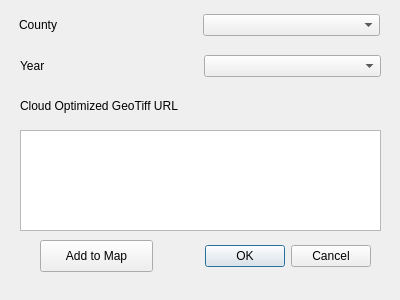
gdslab/indiana_ortho, file indiana_ortho_dialog_base.ui: the form before one commit.
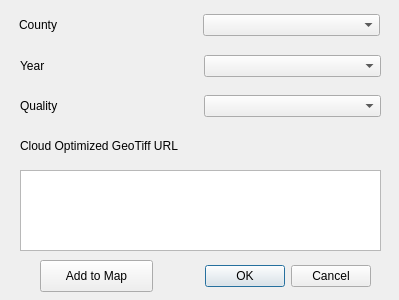
The form after the commit.

Commit message: finished 2022 Indiana Ortho data and added quality option in the dialog

The edit to the form file:
```diff
--- a/indiana_ortho_dialog_base.ui
+++ b/indiana_ortho_dialog_base.ui
@@ -6,7 +6,7 @@
    <rect>
     <x>0</x>
     <y>0</y>
-    <width>400</width>
+    <width>399</width>
     <height>300</height>
    </rect>
   </property>
@@ -17,7 +17,7 @@
    <property name="geometry">
     <rect>
      <x>30</x>
-     <y>240</y>
+     <y>260</y>
      <width>341</width>
      <height>32</height>
     </rect>
@@ -77,7 +77,7 @@
    <property name="geometry">
     <rect>
      <x>20</x>
-     <y>90</y>
+     <y>130</y>
      <width>361</width>
      <height>31</height>
     </rect>
@@ -96,9 +96,9 @@
    <property name="geometry">
     <rect>
      <x>20</x>
-     <y>130</y>
+     <y>170</y>
      <width>361</width>
-     <height>101</height>
+     <height>81</height>
     </rect>
    </property>
    <layout class="QHBoxLayout" name="horizontalLayout_4">
@@ -111,7 +111,7 @@
    <property name="geometry">
     <rect>
      <x>40</x>
-     <y>240</y>
+     <y>260</y>
      <width>113</width>
      <height>32</height>
     </rect>
@@ -120,6 +120,28 @@
     <string>Add to Map</string>
    </property>
   </widget>
+  <widget class="QWidget" name="horizontalLayoutWidget_5">
+   <property name="geometry">
+    <rect>
+     <x>20</x>
+     <y>90</y>
+     <width>361</width>
+     <height>32</height>
+    </rect>
+   </property>
+   <layout class="QHBoxLayout" name="horizontalLayout_5">
+    <item>
+     <widget class="QLabel" name="label_quality">
+      <property name="text">
+       <string>Quality</string>
+      </property>
+     </widget>
+    </item>
+    <item>
+     <widget class="QComboBox" name="comboBox_quality"/>
+    </item>
+   </layout>
+  </widget>
  </widget>
  <resources/>
  <connections>
```
The commit also changes 3 other files.
